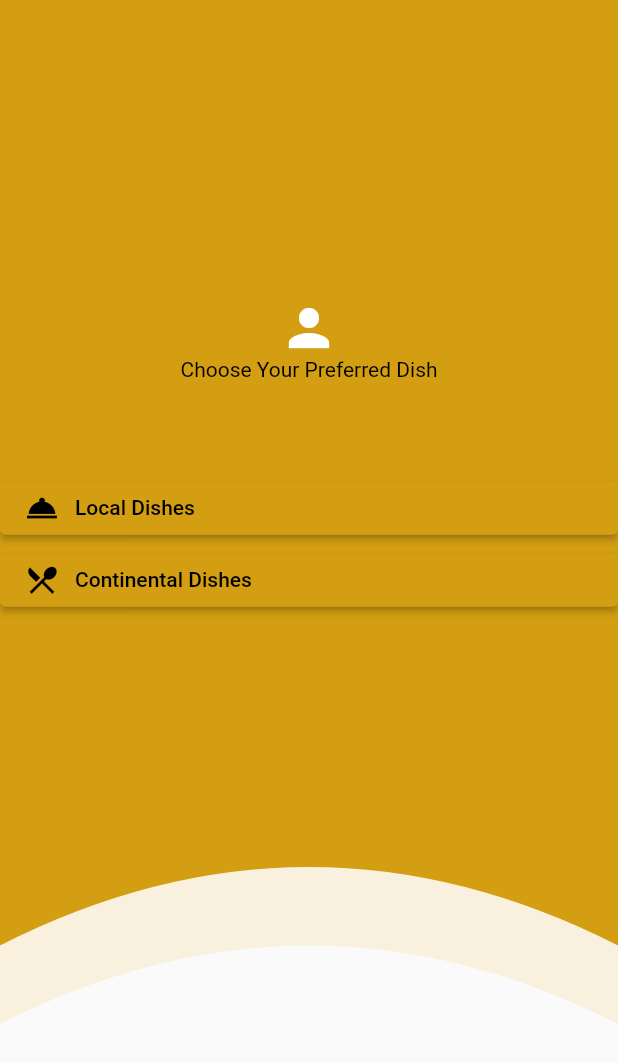
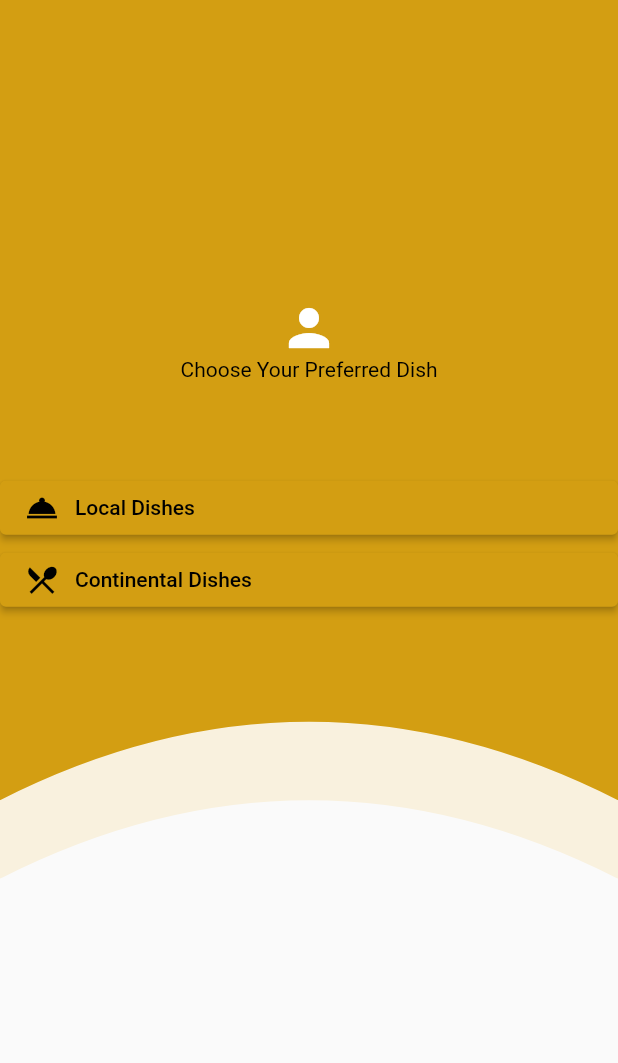
Before and after one commit to DroneBreaker/Flutter-POS-App, a Flutter app: the PrefDishScreen screen opened directly, on a phone screen of 412 x 824 dp. Shown: the top 1063 px of the screen. Run offline on Flutter 3.47's test engine with Material 2 defaults, Android fonts, the phone set to English and light mode, and no system bars; our stand-ins replace flutter_screenutil, gap, google_fonts, shared_preferences; accounts and stored records are empty.

Commit message:
An update to pref disjh

```diff
--- a/lib/main.dart
+++ b/lib/main.dart
@@ -1,7 +1,6 @@
 import 'package:flutter/material.dart';
 import 'package:flutter_screenutil/flutter_screenutil.dart';
 import 'package:provider/provider.dart';
-import 'package:restaurant_pos_app/screens/preferred_dish.dart';
 import 'package:restaurant_pos_app/utils/route.dart';
 
 import 'providers/app_provider.dart';
@@ -56,7 +55,7 @@
               onGenerateRoute: GenerateRoute.onGenerateRoute,
             ));
       },
-      child: const PrefDishScreen(),
+      // child: const MyHomePage(title: 'Flutter Demo Home Page'),
     );
   }
 }
--- a/lib/screens/preferred_dish.dart
+++ b/lib/screens/preferred_dish.dart
@@ -15,7 +15,7 @@ class PrefDishScreen extends StatelessWidget {
             clipper: BgD(),
             child: Container(
               width: double.infinity,
-              height: 705.h,
+              height: 605.h,
               color: AppColor.PrimaryLightColor,
             ),
           ),
@@ -23,7 +23,7 @@ class PrefDishScreen extends StatelessWidget {
             clipper: BgD(),
             child: Container(
               width: double.infinity,
-              height: 651.h,
+              height: 551.h,
               color: AppColor.PrimaryColor,
             ),
           ),
```
